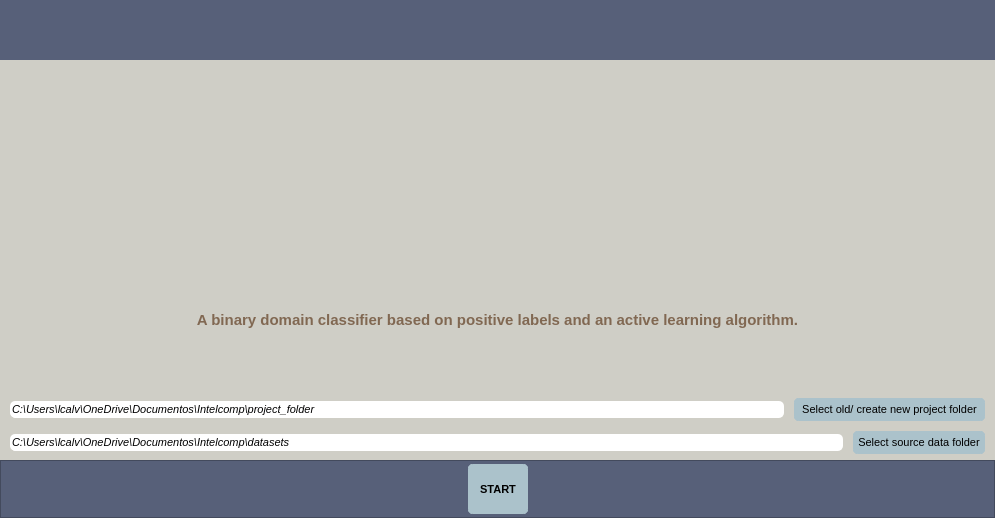
First picture: the form in UIs/menuConfig.ui, repository IntelCompH2020/domain_classification, before the edit.
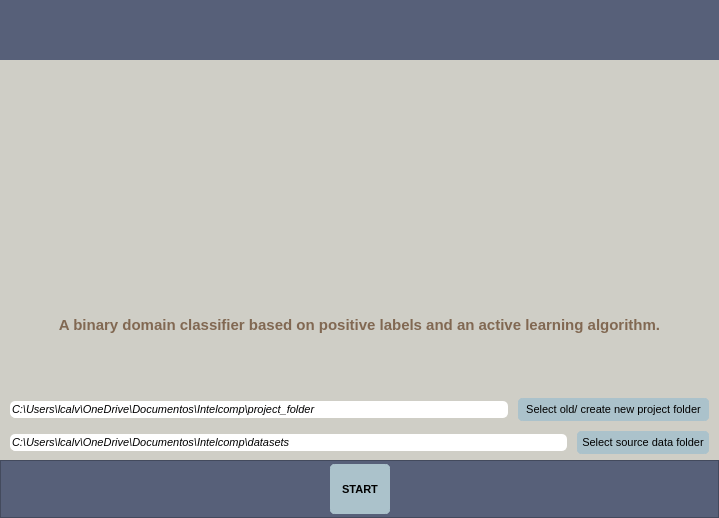
Second picture: the form after the edit. Icons and pictures are not drawn.

Commit message: windows centered.

The edit to the form file:
```diff
--- a/UIs/menuConfig.ui
+++ b/UIs/menuConfig.ui
@@ -6,7 +6,7 @@
    <rect>
     <x>0</x>
     <y>0</y>
-    <width>995</width>
+    <width>719</width>
     <height>518</height>
    </rect>
   </property>
@@ -117,6 +117,19 @@
        </item>
        <item>
         <layout class="QVBoxLayout" name="verticalLayout_3">
+         <item>
+          <spacer name="horizontalSpacer">
+           <property name="orientation">
+            <enum>Qt::Horizontal</enum>
+           </property>
+           <property name="sizeHint" stdset="0">
+            <size>
+             <width>40</width>
+             <height>20</height>
+            </size>
+           </property>
+          </spacer>
+         </item>
          <item>
           <layout class="QVBoxLayout" name="verticalLayout">
            <item>
```
The commit also changes 5 other files.
